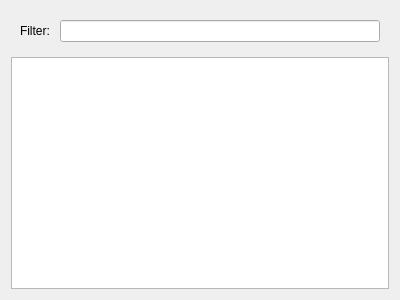
First picture: the form in Hanse/Framework/moduledataview.ui, repository iti-luebeck/HANSE2011, before the edit.
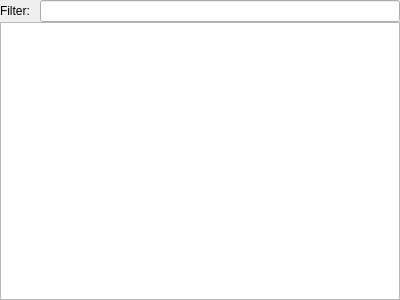
Second picture: the form after the edit.

```diff
--- a/Hanse/Framework/moduledataview.ui
+++ b/Hanse/Framework/moduledataview.ui
@@ -14,9 +14,18 @@
    <string>Form</string>
   </property>
   <layout class="QVBoxLayout" name="verticalLayout">
+   <property name="spacing">
+    <number>0</number>
+   </property>
+   <property name="margin">
+    <number>0</number>
+   </property>
    <item>
     <widget class="QWidget" name="widget" native="true">
      <layout class="QFormLayout" name="formLayout">
+      <property name="margin">
+       <number>0</number>
+      </property>
       <item row="0" column="1">
        <widget class="QLineEdit" name="filter"/>
       </item>
@@ -32,12 +41,18 @@
    </item>
    <item>
     <widget class="QTableView" name="dataView">
+     <property name="horizontalScrollBarPolicy">
+      <enum>Qt::ScrollBarAlwaysOff</enum>
+     </property>
      <property name="alternatingRowColors">
       <bool>true</bool>
      </property>
      <property name="selectionBehavior">
       <enum>QAbstractItemView::SelectRows</enum>
      </property>
+     <attribute name="horizontalHeaderVisible">
+      <bool>false</bool>
+     </attribute>
      <attribute name="horizontalHeaderDefaultSectionSize">
       <number>150</number>
      </attribute>
@@ -47,6 +62,9 @@
      <attribute name="horizontalHeaderStretchLastSection">
       <bool>true</bool>
      </attribute>
+     <attribute name="horizontalHeaderVisible">
+      <bool>false</bool>
+     </attribute>
      <attribute name="horizontalHeaderDefaultSectionSize">
       <number>150</number>
      </attribute>
```
